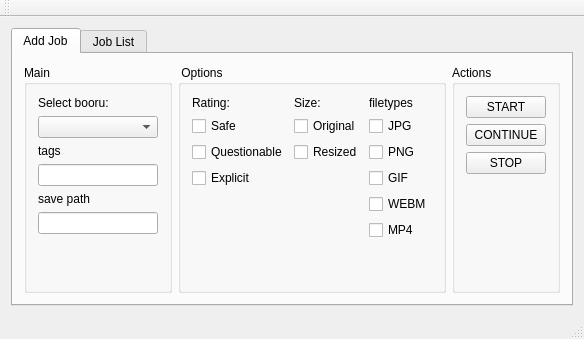
Before: the Qt Designer form src/mainwindow.ui in sora7/kiririn, drawn with Qt 5.
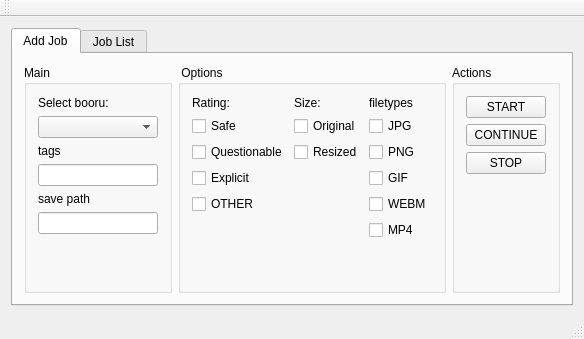
After: the same form once the commit is applied.

What changed in the file:
```diff
--- a/src/mainwindow.ui
+++ b/src/mainwindow.ui
@@ -120,6 +120,13 @@
                </property>
               </widget>
              </item>
+             <item>
+              <widget class="QCheckBox" name="checkBox_rt_OTHER">
+               <property name="text">
+                <string>OTHER</string>
+               </property>
+              </widget>
+             </item>
              <item>
               <spacer name="verticalSpacer">
                <property name="orientation">
```
